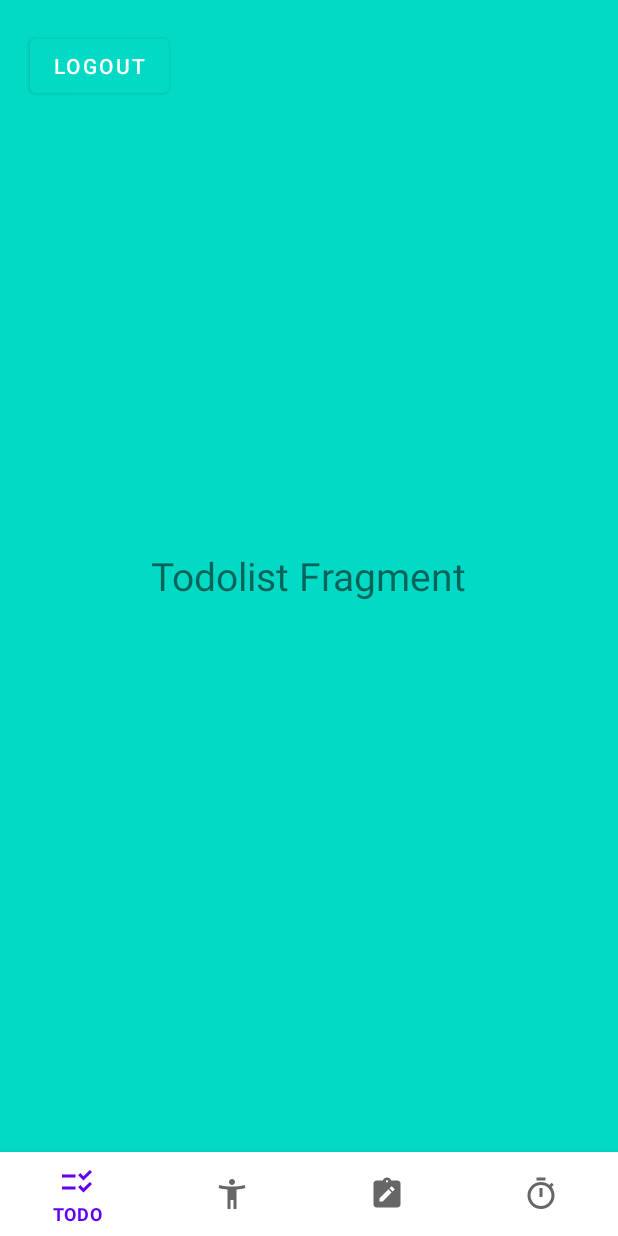
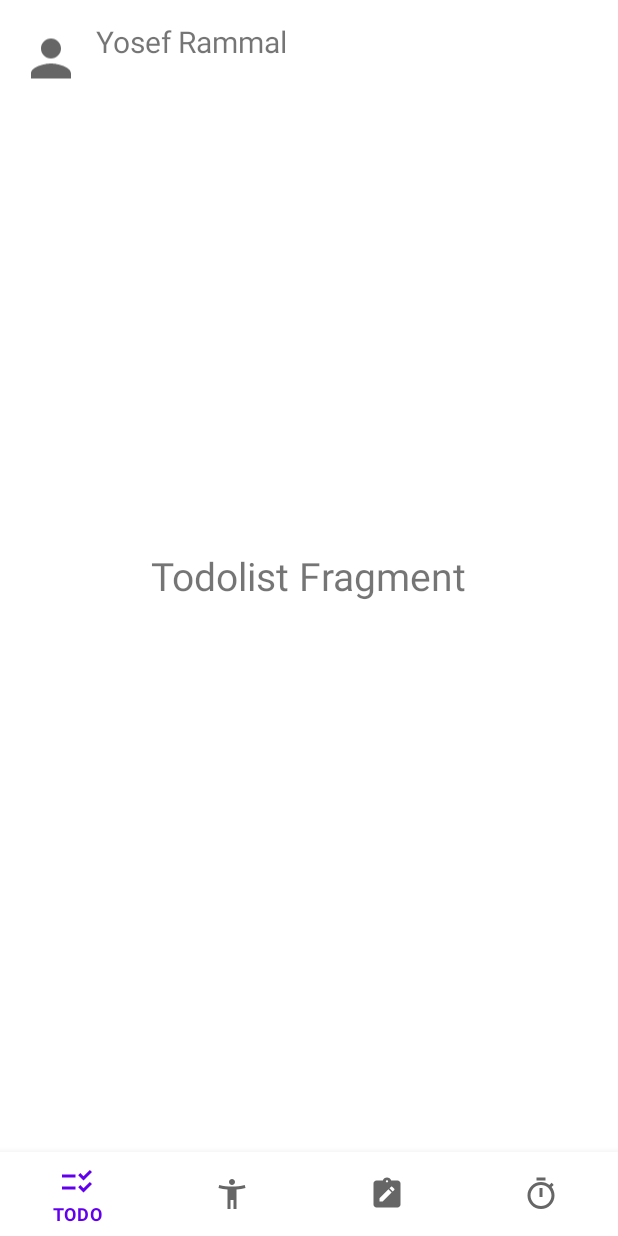
Before and after one commit to SYProject1999/final-project-repo, an Android app: the TodolistFragment screen opened directly, with no data from a screen before it, on a phone screen of 412 x 824 dp. Run offline under Robolectric (Android 15) with nearby library versions, the phone set to English and light mode, and no system bars; our stand-ins replace Firebase (no records; nobody signed in at launch, a user with empty details on screens opened directly); 2 statements that could not run were skipped.

Commit message:
simple change

```diff
--- a/app/src/main/res/layout/fragment_todolist.xml
+++ b/app/src/main/res/layout/fragment_todolist.xml
@@ -3,8 +3,29 @@
     xmlns:tools="http://schemas.android.com/tools"
     android:layout_width="match_parent"
     android:layout_height="match_parent"
-    android:background="@color/teal_200"
     tools:context=".TodolistFragment">
+
+    <RelativeLayout
+        android:layout_width="match_parent"
+        android:layout_height="wrap_content"
+        android:background="#30ffffff"
+        android:padding="14dp">
+
+        <ImageView
+            android:layout_width="40dp"
+            android:layout_height="50dp"
+            android:layout_alignParentStart="true"
+            android:src="@drawable/ic_baseline_person_24"
+            tools:ignore="MissingClass" />
+
+        <TextView
+            android:layout_width="wrap_content"
+            android:layout_height="wrap_content"
+            android:layout_marginStart="50dp"
+            android:textSize="20sp"
+            android:text="Yosef Rammal"/>
+
+    </RelativeLayout>
 
     <!-- TODO: Update blank fragment layout -->
     <TextView
@@ -14,13 +35,13 @@
         android:textSize="26dp"
         android:layout_gravity="center"/>
 
-    <com.google.android.material.button.MaterialButton
-        android:layout_width="wrap_content"
-        android:layout_height="wrap_content"
-        android:id="@+id/logoutBtn"
-        android:text="LOGOUT"
-        android:backgroundTint="@color/design_default_color_secondary"
-        android:layout_centerHorizontal="true"
-        android:layout_margin="20dp" />
+<!--    <com.google.android.material.button.MaterialButton-->
+<!--        android:layout_width="wrap_content"-->
+<!--        android:layout_height="wrap_content"-->
+<!--        android:id="@+id/logoutBtn"-->
+<!--        android:text="LOGOUT"-->
+<!--        android:backgroundTint="@color/design_default_color_secondary"-->
+<!--        android:layout_centerHorizontal="true"-->
+<!--        android:layout_margin="20dp" />-->
 
 </FrameLayout>
```
Also changed, not shown: app/src/main/java/com/example/finalproject/LoginActivity.java (+9 -2 lines), app/src/main/java/com/example/finalproject/RegisterActivity.java (+0 -12 lines), app/src/main/res/layout/activity_register.xml (+13 -7 lines), app/src/main/res/layout/toolbar.xml (added, +20 -0 lines).
